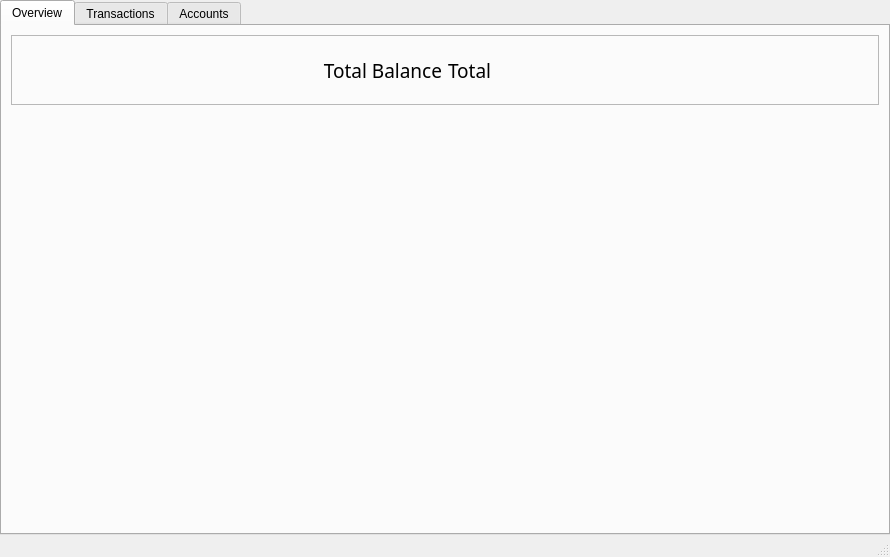
This is dashboard.ui in kaveenhyacinth/Gerbil-expense-tracker as Qt 5 draws it before an edit. The edited form follows.
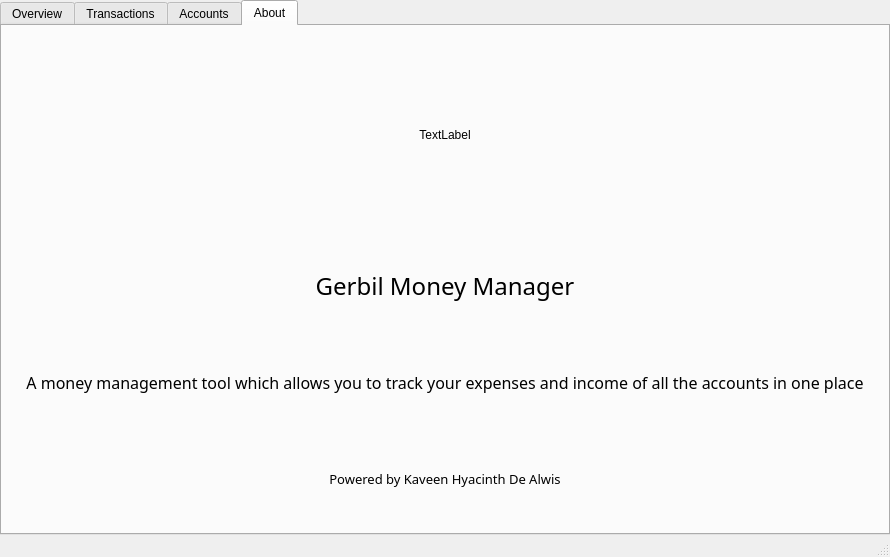
This is the edited form. Icons and pictures are not drawn.

Commit message: Add about tab

Patch:
```diff
--- a/dashboard.ui
+++ b/dashboard.ui
@@ -68,7 +68,7 @@
        </sizepolicy>
       </property>
       <property name="currentIndex">
-       <number>0</number>
+       <number>3</number>
       </property>
       <widget class="QWidget" name="tbOverview">
        <attribute name="title">
@@ -169,7 +169,7 @@
           <property name="lineWidth">
            <number>0</number>
           </property>
-          <layout class="QHBoxLayout" name="horizontalLayout_9" stretch="">
+          <layout class="QHBoxLayout" name="horizontalLayout_9">
            <property name="sizeConstraint">
             <enum>QLayout::SetDefaultConstraint</enum>
            </property>
@@ -670,6 +670,87 @@
         </item>
        </layout>
       </widget>
+      <widget class="QWidget" name="tbAbout">
+       <attribute name="title">
+        <string>About</string>
+       </attribute>
+       <layout class="QVBoxLayout" name="verticalLayout_7">
+        <item>
+         <layout class="QVBoxLayout" name="verticalLayout_6">
+          <property name="spacing">
+           <number>5</number>
+          </property>
+          <item>
+           <widget class="QLabel" name="lblAboutImage">
+            <property name="minimumSize">
+             <size>
+              <width>0</width>
+              <height>200</height>
+             </size>
+            </property>
+            <property name="text">
+             <string>TextLabel</string>
+            </property>
+            <property name="alignment">
+             <set>Qt::AlignCenter</set>
+            </property>
+           </widget>
+          </item>
+          <item>
+           <widget class="QLabel" name="label_2">
+            <property name="font">
+             <font>
+              <family>Montserrat</family>
+              <pointsize>18</pointsize>
+             </font>
+            </property>
+            <property name="text">
+             <string>Gerbil Money Manager</string>
+            </property>
+            <property name="alignment">
+             <set>Qt::AlignCenter</set>
+            </property>
+           </widget>
+          </item>
+          <item>
+           <widget class="QLabel" name="label_13">
+            <property name="font">
+             <font>
+              <family>Montserrat</family>
+              <pointsize>12</pointsize>
+             </font>
+            </property>
+            <property name="text">
+             <string>A money management tool which allows you to track your expenses and income of all the accounts in one place</string>
+            </property>
+            <property name="alignment">
+             <set>Qt::AlignCenter</set>
+            </property>
+            <property name="wordWrap">
+             <bool>true</bool>
+            </property>
+           </widget>
+          </item>
+          <item>
+           <widget class="QLabel" name="label_14">
+            <property name="font">
+             <font>
+              <family>Montserrat</family>
+              <pointsize>10</pointsize>
+             </font>
+            </property>
+            <property name="text">
+             <string>Powered by Kaveen Hyacinth De Alwis</string>
+            </property>
+            <property name="alignment">
+             <set>Qt::AlignCenter</set>
+            </property>
+           </widget>
+          </item>
+         </layout>
+        </item>
+       </layout>
+      </widget>
      </widget>
     </item>
    </layout>
```
The commit also changes 4 other files.
